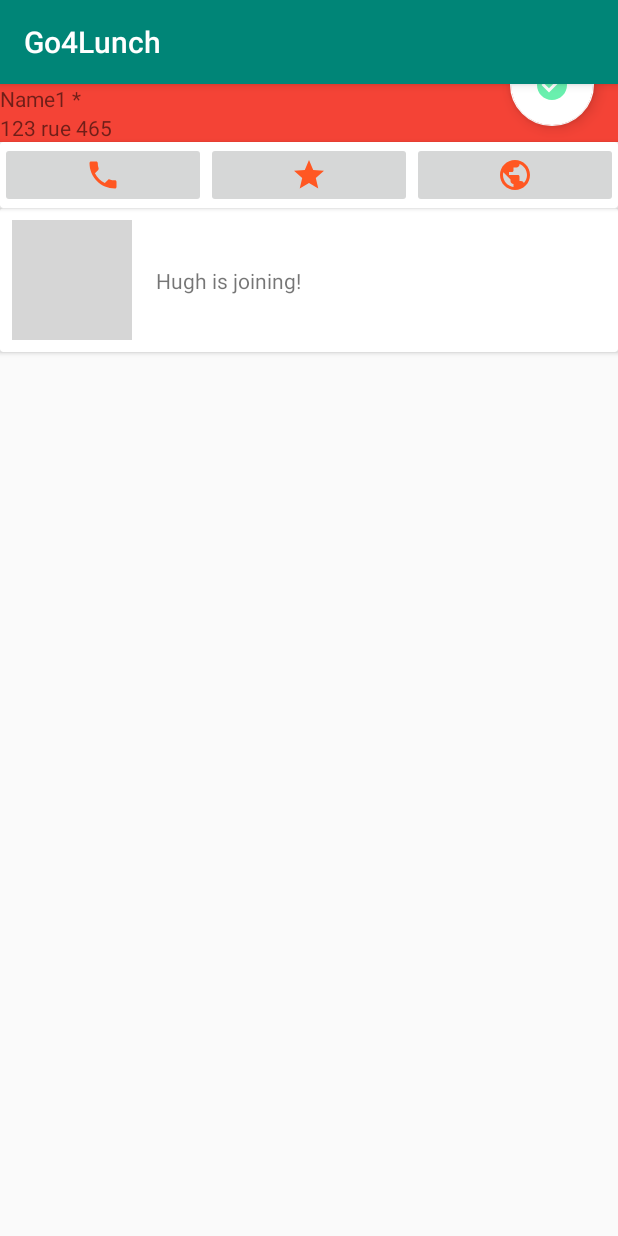
After one commit to Seveen/Go4Lunch, an Android app: the RestaurantActivity screen opened directly, with no data from a screen before it, on a phone screen of 412 x 824 dp. The commit adds this screen. Run offline under Robolectric (Android 15) with nearby library versions, the phone set to English and light mode, and no system bars; our stand-ins replace data binding; pictures from the network do not load; grey boxes are pictures that could not be loaded.

Commit message:
Add detailled restaurant view

```diff
--- a/app/src/main/AndroidManifest.xml
+++ b/app/src/main/AndroidManifest.xml
@@ -1,7 +1,6 @@
 <?xml version="1.0" encoding="utf-8"?>
 <manifest xmlns:android="http://schemas.android.com/apk/res/android"
     package="com.guilhempelissier.go4lunch">
-
     <!--
          The ACCESS_COARSE/FINE_LOCATION permissions are not required to use
          Google Maps Android API v2, but you must specify either coarse or fine
@@ -17,7 +16,7 @@
         android:roundIcon="@mipmap/ic_launcher_round"
         android:supportsRtl="true"
         android:theme="@style/AppTheme">
-
+        <activity android:name=".view.ui.RestaurantActivity"></activity>
         <!--
              The API key for Google Maps-based APIs is defined as a string resource.
              (See the file "res/values/google_maps_api.xml").
--- a/app/src/main/java/com/guilhempelissier/go4lunch/view/adapter/WorkmatesListAdapter.java
+++ b/app/src/main/java/com/guilhempelissier/go4lunch/view/adapter/WorkmatesListAdapter.java
@@ -10,7 +10,6 @@ import androidx.recyclerview.widget.RecyclerView;
 import com.bumptech.glide.Glide;
 import com.bumptech.glide.request.RequestOptions;
 import com.guilhempelissier.go4lunch.R;
-import com.guilhempelissier.go4lunch.databinding.ListViewItemBinding;
 import com.guilhempelissier.go4lunch.databinding.WorkmatesViewItemBinding;
 import com.guilhempelissier.go4lunch.viewmodel.FormattedWorkmate;
 
@@ -19,9 +18,11 @@ import java.util.List;
 public class WorkmatesListAdapter extends RecyclerView.Adapter<WorkmatesListAdapter.WorkmateViewHolder> {
 
 	private List<FormattedWorkmate> workmates;
+	private boolean displayEatingPlace;
 
-	public WorkmatesListAdapter(List<FormattedWorkmate> initialList) {
+	public WorkmatesListAdapter(List<FormattedWorkmate> initialList, boolean displayEatingPlace) {
 		workmates = initialList;
+		this.displayEatingPlace = displayEatingPlace;
 	}
 
 	public void setData(List<FormattedWorkmate> newData) {
@@ -61,11 +62,17 @@ public class WorkmatesListAdapter extends RecyclerView.Adapter<WorkmatesListAdap
 		}
 
 		public void bind(FormattedWorkmate workmate) {
+			String text;
 			Glide.with(binding.getRoot())
 					.load(workmate.getImageUrl())
 					.apply(RequestOptions.circleCropTransform())
 					.into(picture);
-			binding.setText(workmate.getName());
+			if (displayEatingPlace) {
+				text = workmate.getName() + " " + workmate.getEatingPlace();
+			} else {
+				text = workmate.getName() + " is joining!";
+			}
+			binding.setText(text);
 		}
 	}
 }
--- /dev/null
+++ b/app/src/main/java/com/guilhempelissier/go4lunch/view/ui/RestaurantActivity.java
@@ -0,0 +1,59 @@
+package com.guilhempelissier.go4lunch.view.ui;
+
+import androidx.appcompat.app.AppCompatActivity;
+import androidx.databinding.DataBindingUtil;
+import androidx.recyclerview.widget.LinearLayoutManager;
+import androidx.recyclerview.widget.RecyclerView;
+
+import android.os.Bundle;
+import android.widget.ImageView;
+
+import com.bumptech.glide.Glide;
+import com.bumptech.glide.request.RequestOptions;
+import com.guilhempelissier.go4lunch.R;
+import com.guilhempelissier.go4lunch.databinding.RestaurantViewBinding;
+import com.guilhempelissier.go4lunch.view.adapter.WorkmatesListAdapter;
+import com.guilhempelissier.go4lunch.viewmodel.FormattedRestaurant;
+import com.guilhempelissier.go4lunch.viewmodel.FormattedWorkmate;
+
+import java.util.Arrays;
+import java.util.List;
+
+public class RestaurantActivity extends AppCompatActivity {
+	//TODO debug data
+	private FormattedRestaurant dummyRestaurant = new FormattedRestaurant(
+			"Name1", "123 rue 465", "open", "100m", "3", "*", "https://media-cdn.tripadvisor.com/media/photo-s/12/c1/c3/f5/restaurant-araz.jpg", "2"
+	);
+
+	private List<FormattedWorkmate> dummylist = Arrays.asList(
+			new FormattedWorkmate(
+					"Hugh", "rst", "https://m.media-amazon.com/images/M/MV5BNDExMzIzNjk3Nl5BMl5BanBnXkFtZTcwOTE4NDU5OA@@._V1_.jpg"
+			)
+	);
+
+	private RestaurantViewBinding binding;
+
+	private RecyclerView recyclerView;
+	private WorkmatesListAdapter adapter;
+
+	private ImageView restaurantImageView;
+
+	@Override
+	protected void onCreate(Bundle savedInstanceState) {
+		super.onCreate(savedInstanceState);
+		binding = DataBindingUtil.setContentView(this, R.layout.restaurant_view);
+
+		restaurantImageView = findViewById(R.id.restaurant_image_view);
+		Glide.with(this)
+				.load(dummyRestaurant.getImageUrl())
+				.into(restaurantImageView);
+
+		recyclerView = findViewById(R.id.restaurant_view_recyclerview);
+		recyclerView.setLayoutManager(new LinearLayoutManager(this));
+		adapter = new WorkmatesListAdapter(dummylist, false);
+		recyclerView.setAdapter(adapter);
+
+		binding.setRestaurantNameStars(dummyRestaurant.getName() + " " + dummyRestaurant.getStars());
+		binding.setRestaurantAddress(dummyRestaurant.getAddress());
+	}
+}
--- a/app/src/main/java/com/guilhempelissier/go4lunch/view/ui/WorkmatesFragment.java
+++ b/app/src/main/java/com/guilhempelissier/go4lunch/view/ui/WorkmatesFragment.java
@@ -38,7 +38,7 @@ public class WorkmatesFragment extends Fragment {
 
 	private List<FormattedWorkmate> dummylist = Arrays.asList(
 			new FormattedWorkmate(
-					"Hugh", "rst", "https://m.media-amazon.com/images/M/MV5BNDExMzIzNjk3Nl5BMl5BanBnXkFtZTcwOTE4NDU5OA@@._V1_.jpg"
+					"Hugh", "le zinc", "https://m.media-amazon.com/images/M/MV5BNDExMzIzNjk3Nl5BMl5BanBnXkFtZTcwOTE4NDU5OA@@._V1_.jpg"
 			)
 	);
 
@@ -64,7 +64,7 @@ public class WorkmatesFragment extends Fragment {
 
 		recyclerView = root.findViewById(R.id.workmatesRecyclerView);
 		recyclerView.setLayoutManager(new LinearLayoutManager(getContext()));
-		adapter = new WorkmatesListAdapter(dummylist);
+		adapter = new WorkmatesListAdapter(dummylist, true);
 		recyclerView.setAdapter(adapter);
 
 		return root;
--- a/app/src/main/java/com/guilhempelissier/go4lunch/viewmodel/FormattedRestaurant.java
+++ b/app/src/main/java/com/guilhempelissier/go4lunch/viewmodel/FormattedRestaurant.java
@@ -1,6 +1,7 @@
 package com.guilhempelissier.go4lunch.viewmodel;
 
 public class FormattedRestaurant {
+	private String id;
 	private String name;
 	private String address;
 	private String openingTime;
@@ -9,7 +10,8 @@ public class FormattedRestaurant {
 	private String stars;
 	private String imageUrl;
 
-	public FormattedRestaurant(String name, String address, String openingTime, String distance, String nbWorkmates, String stars, String imageUrl) {
+	public FormattedRestaurant(String name, String address, String openingTime, String distance, String nbWorkmates, String stars, String imageUrl, String id) {
+		this.id = id;
 		this.name = name;
 		this.address = address;
 		this.openingTime = openingTime;
@@ -25,6 +27,14 @@ public class FormattedRestaurant {
 
 	public void setImageUrl(String imageUrl) {
 		this.imageUrl = imageUrl;
+	}
+
+	public String getId() {
+		return id;
+	}
+
+	public void setId(String id) {
+		this.id = id;
 	}
 
 	public String getName() {
--- a/app/src/main/res/layout/restaurant_view.xml
+++ b/app/src/main/res/layout/restaurant_view.xml
@@ -1,7 +1,19 @@
 <?xml version="1.0" encoding="utf-8"?>
-<androidx.constraintlayout.widget.ConstraintLayout xmlns:android="http://schemas.android.com/apk/res/android"
+<layout  xmlns:android="http://schemas.android.com/apk/res/android"
     xmlns:app="http://schemas.android.com/apk/res-auto"
-    xmlns:tools="http://schemas.android.com/tools"
+    xmlns:tools="http://schemas.android.com/tools">
+
+    <data>
+        <variable
+            name="restaurantNameStars"
+            type="String" />
+
+        <variable
+            name="restaurantAddress"
+            type="String" />
+    </data>
+
+    <androidx.constraintlayout.widget.ConstraintLayout
         android:id="@+id/constraintLayout"
         android:layout_width="match_parent"
         android:layout_height="match_parent"
@@ -18,7 +30,7 @@
             tools:srcCompat="@tools:sample/backgrounds/scenic" />
 
         <com.google.android.material.floatingactionbutton.FloatingActionButton
-        android:id="@+id/floatingActionButton"
+            android:id="@+id/restaurant_eat_here_fab"
             android:layout_width="wrap_content"
             android:layout_height="wrap_content"
             android:layout_marginEnd="16dp"
@@ -46,16 +58,16 @@
                 android:orientation="vertical">
 
                 <TextView
-                android:id="@+id/workmates_item_text"
+                    android:id="@+id/restaurant_view_name"
                     android:layout_width="wrap_content"
                     android:layout_height="wrap_content"
-                android:text="Le Zinc *" />
+                    android:text="@{restaurantNameStars}" />
 
                 <TextView
-                android:id="@+id/textView2"
+                    android:id="@+id/restaurant_view_address"
                     android:layout_width="wrap_content"
                     android:layout_height="wrap_content"
-                android:text="French restaurant - 12 rue du Faubourg Poissonniere" />
+                    android:text="@{restaurantAddress}" />
             </LinearLayout>
 
         </androidx.cardview.widget.CardView>
@@ -74,21 +86,21 @@
                 android:orientation="horizontal">
 
                 <ImageButton
-                android:id="@+id/imageButton"
+                    android:id="@+id/restaurant_call_button"
                     android:layout_width="wrap_content"
                     android:layout_height="wrap_content"
                     android:layout_weight="1"
                     app:srcCompat="@drawable/ic_call_orange_24dp" />
 
                 <ImageButton
-                android:id="@+id/imageButton2"
+                    android:id="@+id/restaurant_like_button"
                     android:layout_width="wrap_content"
                     android:layout_height="wrap_content"
                     android:layout_weight="1"
                     app:srcCompat="@drawable/ic_star_orange_24dp" />
 
                 <ImageButton
-                android:id="@+id/imageButton3"
+                    android:id="@+id/restaurant_website_button"
                     android:layout_width="wrap_content"
                     android:layout_height="wrap_content"
                     android:layout_weight="1"
@@ -97,6 +109,7 @@
         </androidx.cardview.widget.CardView>
 
         <androidx.recyclerview.widget.RecyclerView
+            android:id="@+id/restaurant_view_recyclerview"
             android:layout_width="0dp"
             android:layout_height="0dp"
             app:layout_constraintBottom_toBottomOf="parent"
@@ -105,3 +118,4 @@
             app:layout_constraintTop_toBottomOf="@+id/restaurant_actions_cardview" />
 
     </androidx.constraintlayout.widget.ConstraintLayout>
+</layout>
--- a/build.gradle
+++ b/build.gradle
@@ -7,7 +7,7 @@ buildscript {
         mavenCentral()
     }
     dependencies {
-        classpath 'com.android.tools.build:gradle:3.5.2'
+        classpath 'com.android.tools.build:gradle:3.5.3'
         classpath 'com.google.gms:google-services:4.3.2'
         // NOTE: Do not place your application dependencies here; they belong
         // in the individual module build.gradle files
```
Also changed, not shown: app/src/main/java/com/guilhempelissier/go4lunch/view/adapter/RestaurantListAdapter.java (+16 -1 lines), app/src/main/java/com/guilhempelissier/go4lunch/view/ui/ListViewFragment.java (+9 -2 lines). Lines whose indentation alone changed are shown as unchanged.
